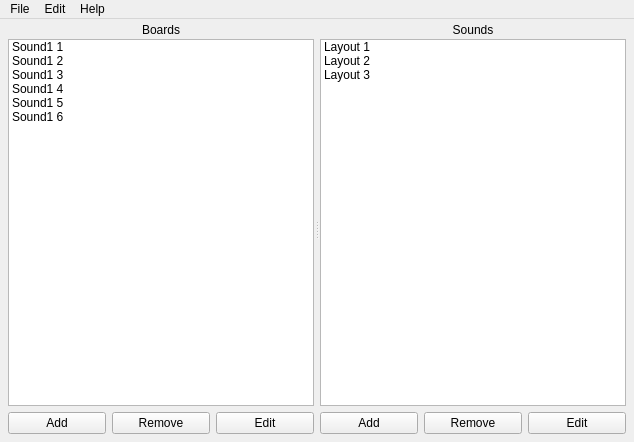
Old version of the form mainwindow.ui in the repository defaultsamson/Soundboard.
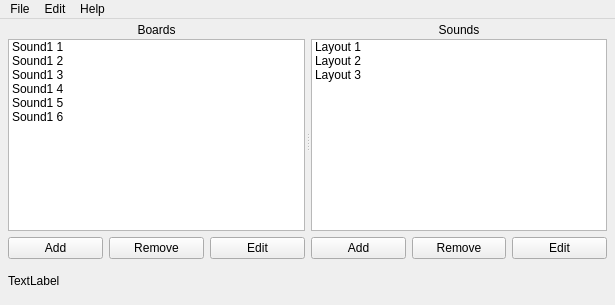
New version of the form.

What changed in the file:
```diff
--- a/mainwindow.ui
+++ b/mainwindow.ui
@@ -6,8 +6,8 @@
    <rect>
     <x>0</x>
     <y>0</y>
-    <width>634</width>
-    <height>442</height>
+    <width>615</width>
+    <height>305</height>
    </rect>
   </property>
   <property name="windowTitle">
@@ -17,7 +17,7 @@
    <property name="autoFillBackground">
     <bool>false</bool>
    </property>
-   <layout class="QHBoxLayout" name="horizontalLayout_3">
+   <layout class="QVBoxLayout" name="verticalLayout_2">
     <property name="leftMargin">
      <number>8</number>
     </property>
@@ -268,6 +268,13 @@
       </widget>
      </widget>
     </item>
+    <item>
+     <widget class="QLabel" name="label_3">
+      <property name="text">
+       <string>TextLabel</string>
+      </property>
+     </widget>
+    </item>
    </layout>
   </widget>
   <widget class="QMenuBar" name="menuBar">
@@ -275,7 +282,7 @@
     <rect>
      <x>0</x>
      <y>0</y>
-     <width>634</width>
+     <width>615</width>
      <height>22</height>
     </rect>
    </property>
```
